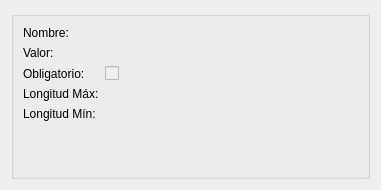
Old version of the form AbogadosDesktop/src/gui/uis/verCampoPersonalizado.ui in the repository ehmsoft/Desktop.
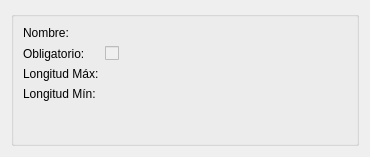
New version of the form.

Commit message: Se modifica VerCampoPersonalizado para solo ser compatible como atributos, no guarda valor

```diff
--- a/AbogadosDesktop/src/gui/uis/verCampoPersonalizado.ui
+++ b/AbogadosDesktop/src/gui/uis/verCampoPersonalizado.ui
@@ -6,8 +6,8 @@
    <rect>
     <x>0</x>
     <y>0</y>
-    <width>381</width>
-    <height>190</height>
+    <width>370</width>
+    <height>157</height>
    </rect>
   </property>
   <property name="windowTitle">
@@ -61,32 +61,6 @@
          </widget>
         </item>
         <item row="1" column="0">
-         <widget class="QLabel" name="lbl2">
-          <property name="sizePolicy">
-           <sizepolicy hsizetype="Fixed" vsizetype="Preferred">
-            <horstretch>0</horstretch>
-            <verstretch>0</verstretch>
-           </sizepolicy>
-          </property>
-          <property name="text">
-           <string>Valor:</string>
-          </property>
-         </widget>
-        </item>
-        <item row="1" column="1">
-         <widget class="QLabel" name="lblValor">
-          <property name="toolTip">
-           <string>El valor que tiene el campo</string>
-          </property>
-          <property name="statusTip">
-           <string>El valor que tiene el campo</string>
-          </property>
-          <property name="text">
-           <string/>
-          </property>
-         </widget>
-        </item>
-        <item row="2" column="0">
          <widget class="QLabel" name="lbl3">
           <property name="sizePolicy">
            <sizepolicy hsizetype="Fixed" vsizetype="Preferred">
@@ -99,59 +73,7 @@
           </property>
          </widget>
         </item>
-        <item row="3" column="0">
-         <widget class="QLabel" name="lbl4">
-          <property name="sizePolicy">
-           <sizepolicy hsizetype="Fixed" vsizetype="Preferred">
-            <horstretch>0</horstretch>
-            <verstretch>0</verstretch>
-           </sizepolicy>
-          </property>
-          <property name="text">
-           <string>Longitud Máx:</string>
-          </property>
-         </widget>
-        </item>
-        <item row="3" column="1">
-         <widget class="QLabel" name="lblLongitudMax">
-          <property name="toolTip">
-           <string>Longitud Máxima de caracteres. 0 es ilimitado</string>
-          </property>
-          <property name="statusTip">
-           <string>Longitud Máxima de caracteres. 0 es ilimitado</string>
-          </property>
-          <property name="text">
-           <string/>
-          </property>
-         </widget>
-        </item>
-        <item row="4" column="0">
-         <widget class="QLabel" name="lbl5">
-          <property name="sizePolicy">
-           <sizepolicy hsizetype="Fixed" vsizetype="Preferred">
-            <horstretch>0</horstretch>
-            <verstretch>0</verstretch>
-           </sizepolicy>
-          </property>
-          <property name="text">
-           <string>Longitud Mín:</string>
-          </property>
-         </widget>
-        </item>
-        <item row="4" column="1">
-         <widget class="QLabel" name="lblLongitudMin">
-          <property name="toolTip">
-           <string>Longitud Mínima de caracteres. 0 es ilimitado</string>
-          </property>
-          <property name="statusTip">
-           <string>Longitud Mínima de caracteres. 0 es ilimitado</string>
-          </property>
-          <property name="text">
-           <string/>
-          </property>
-         </widget>
-        </item>
-        <item row="2" column="1">
+        <item row="1" column="1">
          <widget class="QCheckBox" name="chkObligatorio">
           <property name="enabled">
            <bool>false</bool>
@@ -176,6 +98,58 @@
           </property>
          </widget>
         </item>
+        <item row="2" column="0">
+         <widget class="QLabel" name="lbl4">
+          <property name="sizePolicy">
+           <sizepolicy hsizetype="Fixed" vsizetype="Preferred">
+            <horstretch>0</horstretch>
+            <verstretch>0</verstretch>
+           </sizepolicy>
+          </property>
+          <property name="text">
+           <string>Longitud Máx:</string>
+          </property>
+         </widget>
+        </item>
+        <item row="2" column="1">
+         <widget class="QLabel" name="lblLongitudMax">
+          <property name="toolTip">
+           <string>Longitud Máxima de caracteres. 0 es ilimitado</string>
+          </property>
+          <property name="statusTip">
+           <string>Longitud Máxima de caracteres. 0 es ilimitado</string>
+          </property>
+          <property name="text">
+           <string/>
+          </property>
+         </widget>
+        </item>
+        <item row="3" column="0">
+         <widget class="QLabel" name="lbl5">
+          <property name="sizePolicy">
+           <sizepolicy hsizetype="Fixed" vsizetype="Preferred">
+            <horstretch>0</horstretch>
+            <verstretch>0</verstretch>
+           </sizepolicy>
+          </property>
+          <property name="text">
+           <string>Longitud Mín:</string>
+          </property>
+         </widget>
+        </item>
+        <item row="3" column="1">
+         <widget class="QLabel" name="lblLongitudMin">
+          <property name="toolTip">
+           <string>Longitud Mínima de caracteres. 0 es ilimitado</string>
+          </property>
+          <property name="statusTip">
+           <string>Longitud Mínima de caracteres. 0 es ilimitado</string>
+          </property>
+          <property name="text">
+           <string/>
+          </property>
+         </widget>
+        </item>
        </layout>
       </item>
      </layout>
```
The commit also changes 2 other files.
